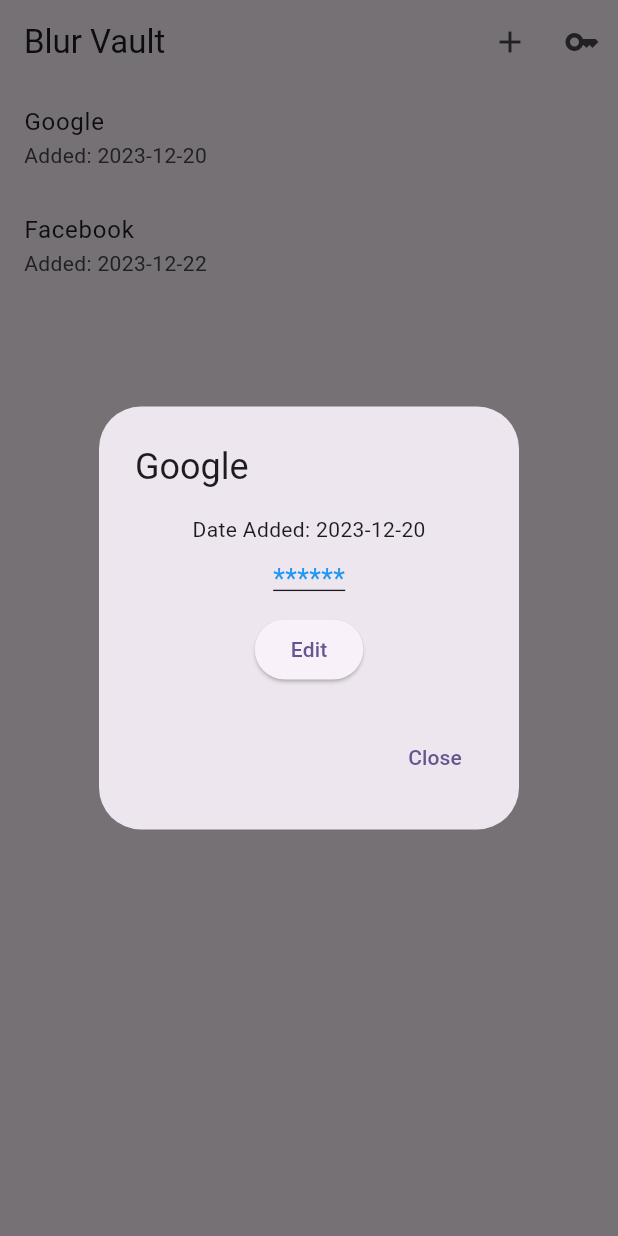
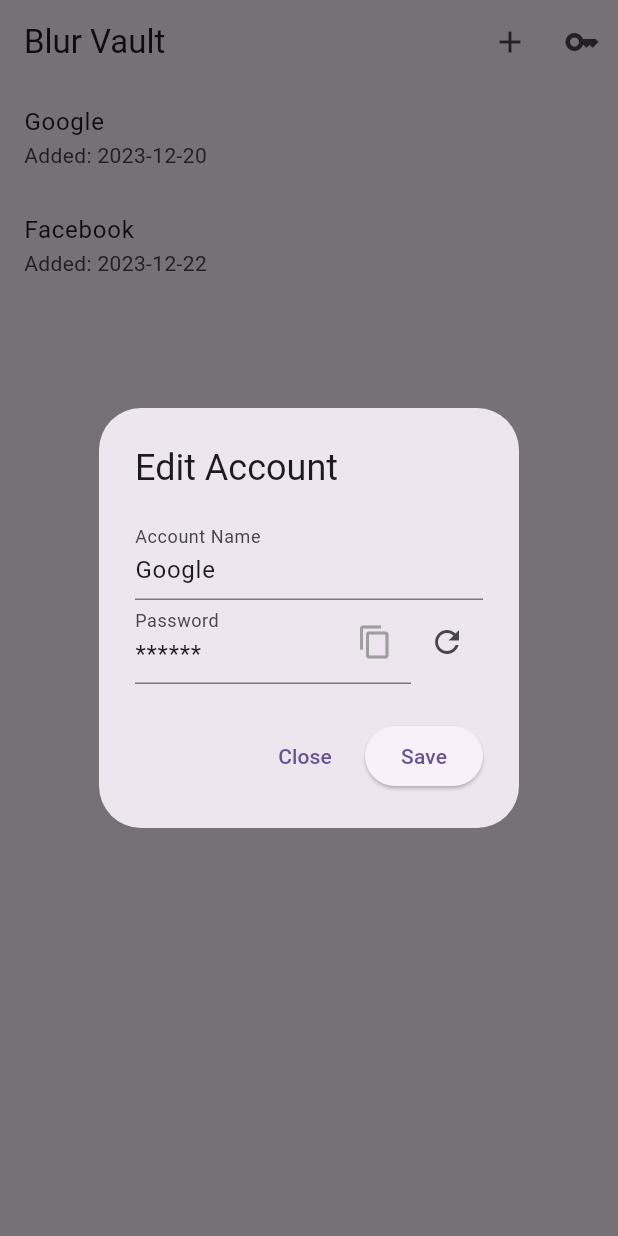
Before and after one commit to kevinrev26/blur-vault, a Flutter app: the screen it shows after launch, after a tap on "Google", on a phone screen of 412 x 824 dp. Run offline on Flutter 3.47's test engine with Material 3 defaults, Android fonts, the phone set to English and light mode, and no system bars.

Commit message:
Add/Edit account popup added

```diff
--- /dev/null
+++ b/lib/account_popup.dart
@@ -0,0 +1,102 @@
+import 'package:flutter/material.dart';
+import 'package:flutter/services.dart';
+import 'dart:math';
+
+class AccountPopup extends StatefulWidget {
+  final String? initialName;
+  final String? initialPassword;
+  final Function(String name, String password) onSave;
+
+  const AccountPopup({
+    Key? key,
+    this.initialName,
+    this.initialPassword,
+    required this.onSave,
+  }) : super(key: key);
+
+  @override
+  _AccountPopupState createState() => _AccountPopupState();
+}
+
+class _AccountPopupState extends State<AccountPopup> {
+  late TextEditingController _nameController;
+  late TextEditingController _passwordController;
+
+  @override
+  void initState() {
+    super.initState();
+    _nameController = TextEditingController(text: widget.initialName ?? '');
+    _passwordController =
+        TextEditingController(text: widget.initialPassword ?? '');
+  }
+
+  void _generateRandomPassword() {
+    const chars =
+        "ABCDEFGHIJKLMNOPQRSTUVWXYZabcdefghijklmnopqrstuvwxyz0123456789!@#\$%^&*()_+";
+    final random = Random();
+    final password =
+        List.generate(12, (index) => chars[random.nextInt(chars.length)])
+            .join();
+    setState(() {
+      _passwordController.text = password;
+    });
+  }
+
+  void _copyToClipboard(String text) {
+    Clipboard.setData(ClipboardData(text: text));
+    ScaffoldMessenger.of(context).showSnackBar(
+      SnackBar(content: Text('Password copied to clipboard!')),
+    );
+  }
+
+  @override
+  Widget build(BuildContext context) {
+    return AlertDialog(
+      title: Text(widget.initialName == null ? 'Add Account' : 'Edit Account'),
+      content: Column(
+        mainAxisSize: MainAxisSize.min,
+        children: [
+          TextField(
+            controller: _nameController,
+            decoration: InputDecoration(labelText: 'Account Name'),
+          ),
+          Row(
+            children: [
+              Expanded(
+                child: TextField(
+                  controller: _passwordController,
+                  readOnly: true,
+                  decoration: InputDecoration(
+                    labelText: 'Password',
+                    suffixIcon: IconButton(
+                      icon: Icon(Icons.copy, color: Colors.grey),
+                      onPressed: () =>
+                          _copyToClipboard(_passwordController.text),
+                    ),
+                  ),
+                ),
+              ),
+              IconButton(
+                icon: Icon(Icons.refresh),
+                onPressed: _generateRandomPassword,
+              ),
+            ],
+          ),
+        ],
+      ),
+      actions: [
+        TextButton(
+          onPressed: () => Navigator.pop(context),
+          child: Text('Close'),
+        ),
+        ElevatedButton(
+          onPressed: () {
+            widget.onSave(_nameController.text, _passwordController.text);
+            Navigator.pop(context);
+          },
+          child: Text('Save'),
+        ),
+      ],
+    );
+  }
+}
--- a/lib/main.dart
+++ b/lib/main.dart
@@ -1,6 +1,8 @@
 import 'package:flutter/material.dart';
 import 'dart:math';
 import 'package:flutter/services.dart';
+// For the future, adjust the path if the file is in subfolders
+import 'account_popup.dart';
 
 void main() {
   runApp(const MyApp());
@@ -53,9 +55,19 @@
   final int passwordLength = 12;
 
   void _addAccount() {
-    // Navigate to Add Account screen
-    // TODO: Implement navigation to View 3
-    print("Add Account button pressed");
+    showDialog(
+        context: context,
+        builder: (context) {
+          return AccountPopup(onSave: (name, password) {
+            setState(() {
+              accounts.add({
+                'name': name,
+                'password': password,
+                'dateAdded': DateTime.now().toString()
+              });
+            });
+          });
+        });
   }
 
   String _generateRandomPassword(int length) {
@@ -109,45 +121,15 @@
     showDialog(
       context: context,
       builder: (context) {
-        return AlertDialog(
-          title: Text(account['name']!),
-          content: Column(
-            mainAxisSize: MainAxisSize.min,
-            children: [
-              Text('Date Added: ${account['dateAdded']}'),
-              const SizedBox(height: 10),
-              GestureDetector(
-                onTap: () {
-                  setState(() {
-                    account['password'] =
-                        'actual_password'; // Replace with actual password
-                  });
-                },
-                child: Text(
-                  account['password']!,
-                  style: TextStyle(
-                    fontSize: 18,
-                    color: Colors.blue,
-                    decoration: TextDecoration.underline,
-                  ),
-                ),
-              ),
-              const SizedBox(height: 10),
-              ElevatedButton(
-                onPressed: () {
-                  // TODO: Navigate to edit screen
-                  print("Edit Account button pressed");
-                },
-                child: Text('Edit'),
-              )
-            ],
-          ),
-          actions: [
-            TextButton(
-              onPressed: () => Navigator.pop(context),
-              child: Text('Close'),
-            ),
-          ],
+        return AccountPopup(
+          initialName: account['name'],
+          initialPassword: account['password'],
+          onSave: (name, password) {
+            setState(() {
+              account['name'] = name;
+              account['password'] = password;
+            });
+          },
         );
       },
     );
```
